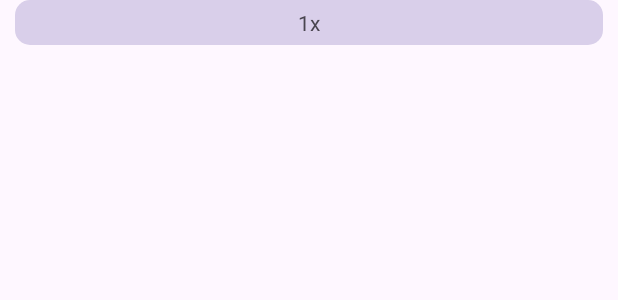
After one commit to 1250422131/ShiQuZKArticleDetailDemo, an Android app: the layout item_article_play_config.xml on its own in the app's theme, with its tools: preview values and no code run, on a phone screen of 412 x 824 dp. The commit adds this screen. Shown: the top 300 px of the screen. Run offline under Robolectric (Android 15) with nearby library versions, the phone set to English and light mode, and no system bars; network calls fail.

Commit message:
新增设置配置对话框

```diff
--- /dev/null
+++ b/app/src/main/res/layout/item_article_play_config.xml
@@ -0,0 +1,42 @@
+<?xml version="1.0" encoding="utf-8"?>
+<androidx.constraintlayout.widget.ConstraintLayout xmlns:android="http://schemas.android.com/apk/res/android"
+    xmlns:app="http://schemas.android.com/apk/res-auto"
+    android:layout_width="match_parent"
+    android:layout_marginHorizontal="10dp"
+    android:layout_height="wrap_content">
+
+
+    <androidx.cardview.widget.CardView
+        android:foreground="?android:selectableItemBackground"
+        android:id="@+id/cardView"
+        android:layout_width="0dp"
+        android:layout_height="wrap_content"
+        android:elevation="0dp"
+        app:cardCornerRadius="10dp"
+        app:cardElevation="0dp"
+        app:layout_constraintBottom_toBottomOf="parent"
+        app:layout_constraintEnd_toEndOf="parent"
+        app:layout_constraintStart_toStartOf="parent"
+        app:layout_constraintTop_toTopOf="parent">
+
+        <androidx.appcompat.widget.LinearLayoutCompat
+            android:layout_width="match_parent"
+            android:layout_height="wrap_content"
+            android:gravity="center"
+            android:background="#d9cfea"
+            android:padding="5dp">
+
+
+            <TextView
+                android:id="@+id/config_name_tv"
+                android:layout_width="wrap_content"
+                android:layout_height="wrap_content"
+                android:text="1x">
+
+            </TextView>
+
+        </androidx.appcompat.widget.LinearLayoutCompat>
+
+    </androidx.cardview.widget.CardView>
+
+</androidx.constraintlayout.widget.ConstraintLayout>
```
Also changed, not shown: app/src/main/java/com/imcys/shiquzkarticledetaildemo/ui/article/detail/ArticleDetailActivity.kt (+37 -3 lines), app/src/main/res/layout/activity_article_detail.xml (+6 -5 lines).
